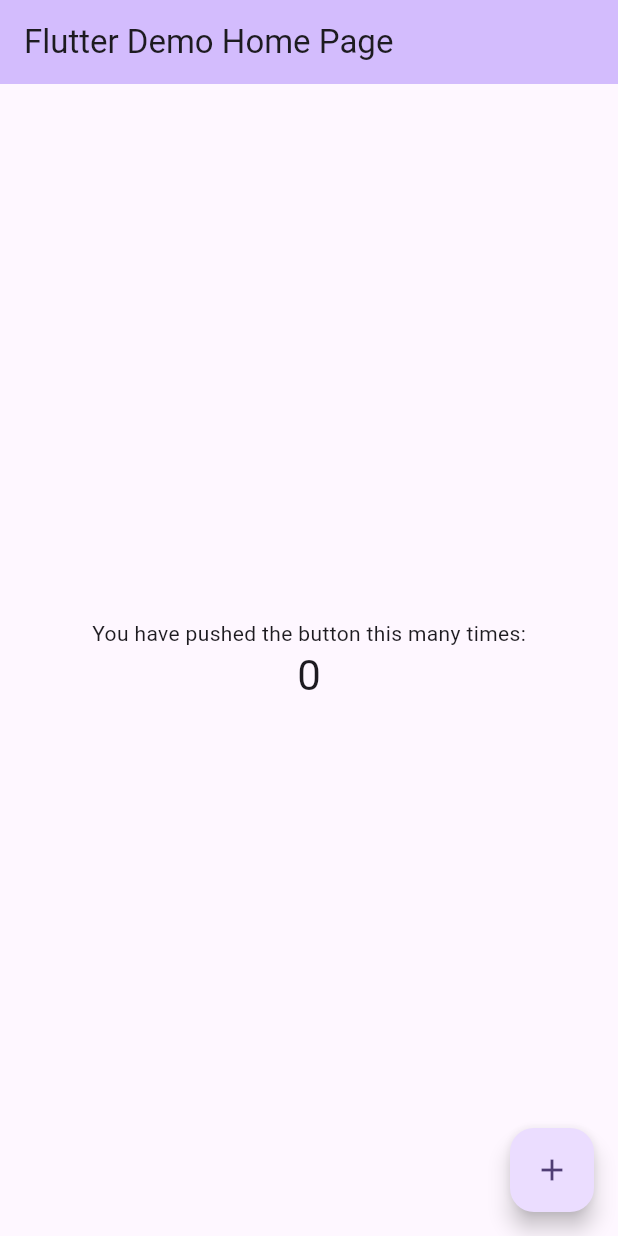
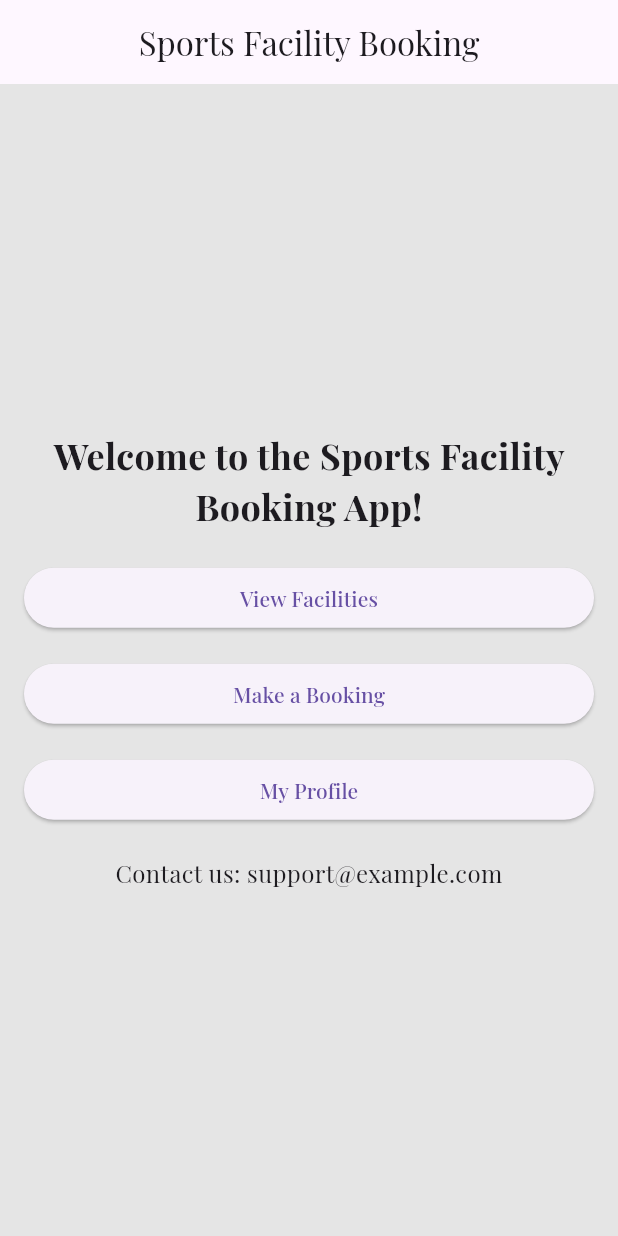
Before and after one commit to teenesh10/Daiman-Mobile-App, a Flutter app: the screen it shows after launch, on a phone screen of 412 x 824 dp. Run offline on Flutter 3.47's test engine with Material 3 defaults, Android fonts, the light colour scheme and no system bars; our stand-ins replace flutter_screenutil, google_fonts.

Commit message:
done theme setup

```diff
--- /dev/null
+++ b/daiman_mobile/lib/home_page.dart
@@ -0,0 +1,59 @@
+import 'package:flutter/material.dart';
+
+class HomePage extends StatelessWidget {
+  const HomePage({super.key});
+
+  @override
+  Widget build(BuildContext context) {
+    return Scaffold(
+      appBar: AppBar(
+        title: const Text('Sports Facility Booking'),
+        centerTitle: true,
+      ),
+      body: Padding(
+        padding: const EdgeInsets.all(16.0),
+        child: Column(
+          mainAxisAlignment: MainAxisAlignment.center,
+          crossAxisAlignment: CrossAxisAlignment.stretch,
+          children: [
+            const Text(
+              'Welcome to the Sports Facility Booking App!',
+              style: TextStyle(
+                fontSize: 24,
+                fontWeight: FontWeight.bold,
+              ),
+              textAlign: TextAlign.center,
+            ),
+            const SizedBox(height: 20),
+            ElevatedButton(
+              onPressed: () {
+                // Navigate to view facilities
+              },
+              child: const Text('View Facilities'),
+            ),
+            const SizedBox(height: 16),
+            ElevatedButton(
+              onPressed: () {
+                // Navigate to make a booking
+              },
+              child: const Text('Make a Booking'),
+            ),
+            const SizedBox(height: 16),
+            ElevatedButton(
+              onPressed: () {
+                // Navigate to user profile
+              },
+              child: const Text('My Profile'),
+            ),
+            const SizedBox(height: 20),
+            const Text(
+              'Contact us: support@example.com',
+              style: TextStyle(fontSize: 16),
+              textAlign: TextAlign.center,
+            ),
+          ],
+        ),
+      ),
+    );
+  }
+}
--- a/daiman_mobile/lib/main.dart
+++ b/daiman_mobile/lib/main.dart
@@ -1,4 +1,7 @@
+import 'package:daiman_mobile/home_page.dart';
 import 'package:flutter/material.dart';
+import 'package:flutter_screenutil/flutter_screenutil.dart';
+import 'package:google_fonts/google_fonts.dart';
 
 void main() {
   runApp(const MyApp());
@@ -6,120 +9,37 @@
 
 class MyApp extends StatelessWidget {
   const MyApp({super.key});
-
-  // This widget is the root of your application.
   @override
   Widget build(BuildContext context) {
-    return MaterialApp(
-      title: 'Flutter Demo',
-      theme: ThemeData(
-        // This is the theme of your application.
-        //
-        // TRY THIS: Try running your application with "flutter run". You'll see
-        // the application has a purple toolbar. Then, without quitting the app,
-        // try changing the seedColor in the colorScheme below to Colors.green
-        // and then invoke "hot reload" (save your changes or press the "hot
-        // reload" button in a Flutter-supported IDE, or press "r" if you used
-        // the command line to start the app).
-        //
-        // Notice that the counter didn't reset back to zero; the application
-        // state is not lost during the reload. To reset the state, use hot
-        // restart instead.
-        //
-        // This works for code too, not just values: Most code changes can be
-        // tested with just a hot reload.
-        colorScheme: ColorScheme.fromSeed(seedColor: Colors.deepPurple),
-        useMaterial3: true,
+    return ScreenUtilInit(
+      designSize: const Size(375, 812),
+      builder: (context, child) => MaterialApp(
+        debugShowCheckedModeBanner: false,
+        title: 'Daiman',
+        theme: ThemeData(
+          primaryColor: const Color.fromARGB(255, 106, 8, 41),
+          scaffoldBackgroundColor: const Color.fromRGBO(229, 229, 229, 1),
+          visualDensity: VisualDensity.adaptivePlatformDensity,
+          textTheme: GoogleFonts.playfairDisplayTextTheme(),
+        ),
+        initialRoute: "/",
+        onGenerateRoute: _onGenerateRoute,
       ),
-      home: const MyHomePage(title: 'Flutter Demo Home Page'),
     );
   }
-}
 
-class MyHomePage extends StatefulWidget {
-  const MyHomePage({super.key, required this.title});
+// We need to make an onGenerateRoute function to handle routing
 
-  // This widget is the home page of your application. It is stateful, meaning
-  // that it has a State object (defined below) that contains fields that affect
-  // how it looks.
-
-  // This class is the configuration for the state. It holds the values (in this
-  // case the title) provided by the parent (in this case the App widget) and
-  // used by the build method of the State. Fields in a Widget subclass are
-  // always marked "final".
-
-  final String title;
-
-  @override
-  State<MyHomePage> createState() => _MyHomePageState();
-}
-
-class _MyHomePageState extends State<MyHomePage> {
-  int _counter = 0;
-
-  void _incrementCounter() {
-    setState(() {
-      // This call to setState tells the Flutter framework that something has
-      // changed in this State, which causes it to rerun the build method below
-      // so that the display can reflect the updated values. If we changed
-      // _counter without calling setState(), then the build method would not be
-      // called again, and so nothing would appear to happen.
-      _counter++;
-    });
-  }
-
-  @override
-  Widget build(BuildContext context) {
-    // This method is rerun every time setState is called, for instance as done
-    // by the _incrementCounter method above.
-    //
-    // The Flutter framework has been optimized to make rerunning build methods
-    // fast, so that you can just rebuild anything that needs updating rather
-    // than having to individually change instances of widgets.
-    return Scaffold(
-      appBar: AppBar(
-        // TRY THIS: Try changing the color here to a specific color (to
-        // Colors.amber, perhaps?) and trigger a hot reload to see the AppBar
-        // change color while the other colors stay the same.
-        backgroundColor: Theme.of(context).colorScheme.inversePrimary,
-        // Here we take the value from the MyHomePage object that was created by
-        // the App.build method, and use it to set our appbar title.
-        title: Text(widget.title),
-      ),
-      body: Center(
-        // Center is a layout widget. It takes a single child and positions it
-        // in the middle of the parent.
-        child: Column(
-          // Column is also a layout widget. It takes a list of children and
-          // arranges them vertically. By default, it sizes itself to fit its
-          // children horizontally, and tries to be as tall as its parent.
-          //
-          // Column has various properties to control how it sizes itself and
-          // how it positions its children. Here we use mainAxisAlignment to
-          // center the children vertically; the main axis here is the vertical
-          // axis because Columns are vertical (the cross axis would be
-          // horizontal).
-          //
-          // TRY THIS: Invoke "debug painting" (choose the "Toggle Debug Paint"
-          // action in the IDE, or press "p" in the console), to see the
-          // wireframe for each widget.
-          mainAxisAlignment: MainAxisAlignment.center,
-          children: <Widget>[
-            const Text(
-              'You have pushed the button this many times:',
-            ),
-            Text(
-              '$_counter',
-              style: Theme.of(context).textTheme.headlineMedium,
-            ),
-          ],
-        ),
-      ),
-      floatingActionButton: FloatingActionButton(
-        onPressed: _incrementCounter,
-        tooltip: 'Increment',
-        child: const Icon(Icons.add),
-      ), // This trailing comma makes auto-formatting nicer for build methods.
-    );
+  Route<dynamic> _onGenerateRoute(RouteSettings settings) {
+    switch (settings.name) {
+      case "/":
+        return MaterialPageRoute(builder: (BuildContext context) {
+          return const HomePage();
+        });
+      default:
+        return MaterialPageRoute(builder: (BuildContext context) {
+          return const HomePage();
+        });
+    }
   }
 }
--- a/daiman_mobile/pubspec.yaml
+++ b/daiman_mobile/pubspec.yaml
@@ -35,6 +35,8 @@ dependencies:
   # The following adds the Cupertino Icons font to your application.
   # Use with the CupertinoIcons class for iOS style icons.
   cupertino_icons: ^1.0.6
+  google_fonts: ^6.2.1
+  flutter_screenutil: ^5.9.3
 
 dev_dependencies:
   flutter_test:
```
Also changed, not shown: daiman_mobile/lib/constants.dart (added), daiman_mobile/pubspec.lock.
